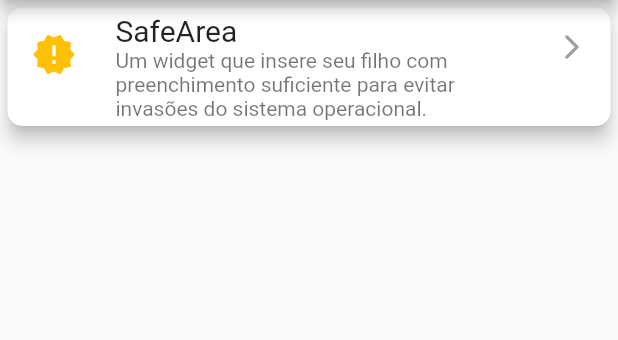
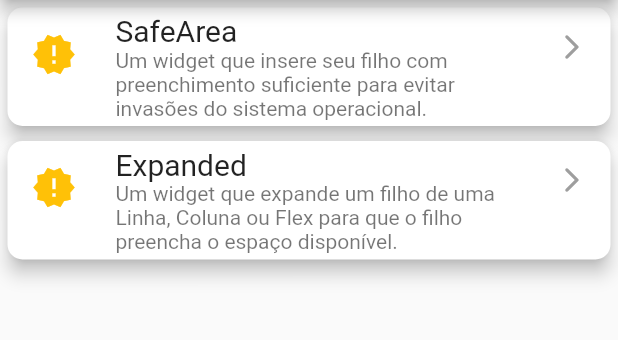
Before and after one commit to elite37oficial/GuiaDeWidget, a Flutter app: the screen it shows after launch, on a phone screen of 412 x 824 dp, the part 84-424 px from its top. Run offline on Flutter 3.47's test engine with Material 2 defaults, Android fonts, the phone set to English and light mode, and no system bars.

Commit message:
Expanded

```diff
--- a/lib/data/cardhome_data.dart
+++ b/lib/data/cardhome_data.dart
@@ -8,12 +8,12 @@ final List<CardHome> listWidget = [
           'Um widget que insere seu filho com preenchimento suficiente para evitar invasões do sistema operacional.',
       route: '/safaarea',
       icon: Icons.new_releases),
-  // CardHome(
-  //     title: 'Expanded',
-  //     description:
-  //         'Um widget que expande um filho de uma Linha, Coluna ou Flex para que o filho preencha o espaço disponível.',
-  //     route: '/expanded',
-  //     icon: Icons.new_releases),
+  CardHome(
+      title: 'Expanded',
+      description:
+          'Um widget que expande um filho de uma Linha, Coluna ou Flex para que o filho preencha o espaço disponível.',
+      route: '/expanded',
+      icon: Icons.new_releases),
   // CardHome(
   //   title: 'Wrap',
   //   description: 'Um widget com quebras automaticas dos seus filhos',
--- a/lib/main.dart
+++ b/lib/main.dart
@@ -1,4 +1,5 @@
 import 'package:flutter/material.dart';
+import 'package:guiadewidget/views/expanded_page.dart';
 // import 'package:guiadewidget/views/expanded_page.dart';
 import 'package:guiadewidget/views/home_page.dart';
 import 'package:guiadewidget/views/safearea_page.dart';
@@ -22,7 +23,7 @@
         routes: {
           '/': (context) => HomePage(),
           '/safaarea': (context) => const SafeareaPage(),
-          // '/expanded': (context) => const ExpandedPage(),
+          '/expanded': (context) => const ExpandedPage(),
           // '/wrap': (context)=> const WrapPage(),
         });
   }
```
Also changed, not shown: lib/views/expanded_page.dart (added, +49 -0 lines).
